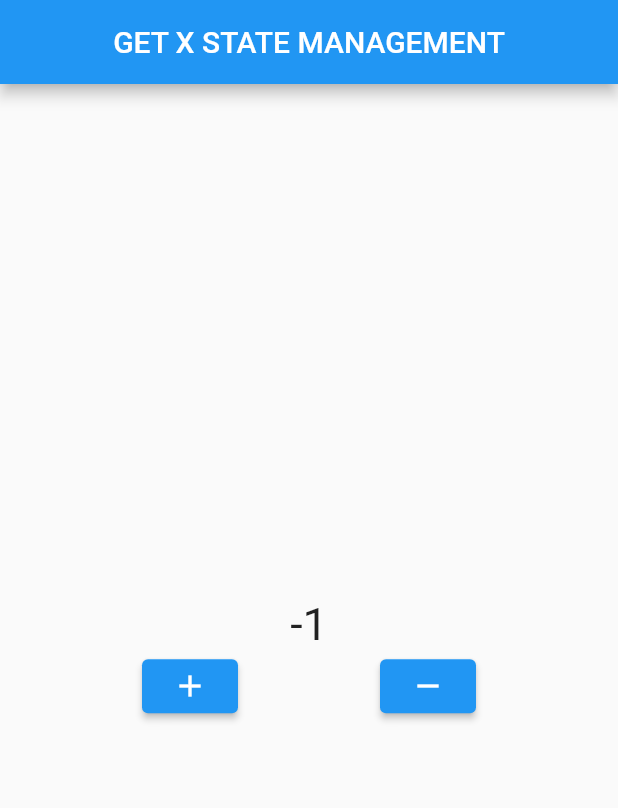
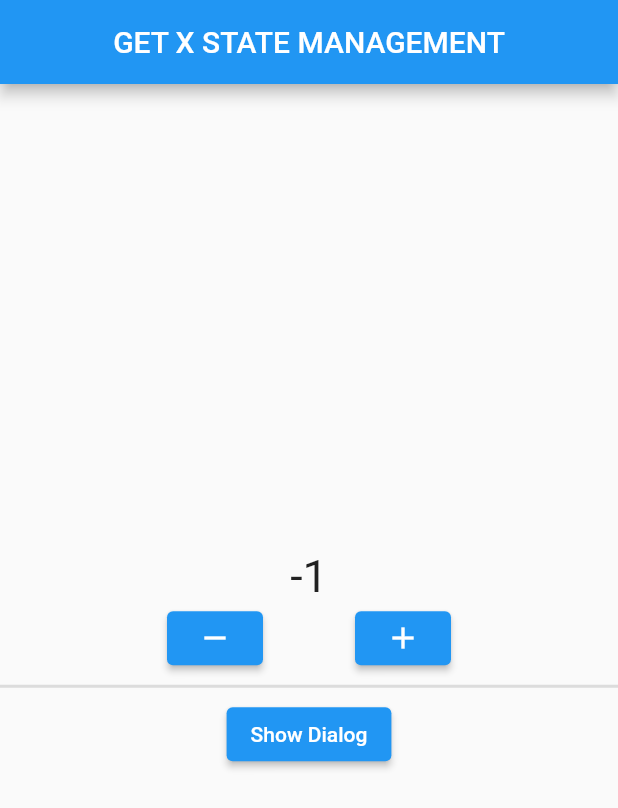
Before and after one commit to ryandiaziz/flutter_getx_test, a Flutter app: the screen it shows after launch, after a tap on the "remove" icon, on a phone screen of 412 x 824 dp. Shown: the top 808 px of the screen. Run offline on Flutter 3.47's test engine with Material 2 defaults, Android fonts, the phone set to English and light mode, and no system bars; our stand-ins replace get.

Commit message:
add dialog with Getx

```diff
--- a/lib/main.dart
+++ b/lib/main.dart
@@ -2,7 +2,7 @@ import 'package:flutter/material.dart';
 import 'package:get/get.dart';
 
 void main() {
-  runApp(MyApp());
+  runApp(const MyApp());
 }
 
 class MyApp extends StatelessWidget {
@@ -38,29 +38,64 @@ class HomePage extends StatelessWidget {
             child: Obx(
               () => Text(
                 "${value.data.value}",
-                style: TextStyle(
+                style: const TextStyle(
                   fontSize: 30,
                 ),
               ),
             ),
           ),
-          Row(
+          Padding(
+            padding: const EdgeInsets.symmetric(horizontal: 50.0),
+            child: Row(
               mainAxisAlignment: MainAxisAlignment.spaceEvenly,
               children: [
                 ElevatedButton(
                   onPressed: () {
-                  value.increment();
+                    value.decrement();
                   },
-                child: Icon(Icons.add),
+                  child: const Icon(Icons.remove),
                 ),
                 ElevatedButton(
                   onPressed: () {
-                  value.decrement();
+                    value.increment();
                   },
-                child: Icon(Icons.remove),
+                  child: const Icon(Icons.add),
                 ),
               ],
-          )
+            ),
+          ),
+          const Divider(
+            thickness: 2,
+          ),
+          ElevatedButton(
+            onPressed: () {
+              // Show dialog with GetX
+              Get.defaultDialog(
+                title: "Dialog with Getx",
+                content: const Text(
+                  "This is content dialog with getx dialog",
+                ),
+                actions: [
+                  TextButton(
+                    onPressed: () {},
+                    child: const Text("OK"),
+                  ),
+                  TextButton(
+                    onPressed: () {
+                      Navigator.pop(context);
+                    },
+                    child: const Text(
+                      "Cancel",
+                      style: TextStyle(
+                        color: Colors.red,
+                      ),
+                    ),
+                  ),
+                ],
+              );
+            },
+            child: const Text("Show Dialog"),
+          ),
         ],
       ),
     );
```
Lines whose indentation alone changed are shown as unchanged.
